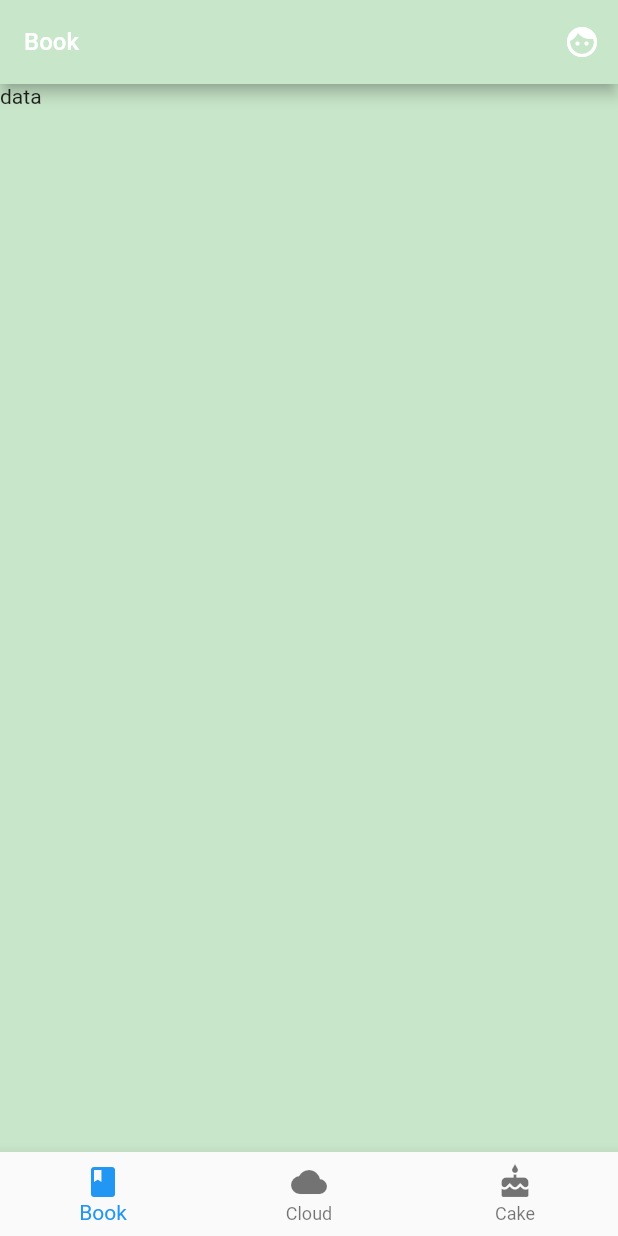
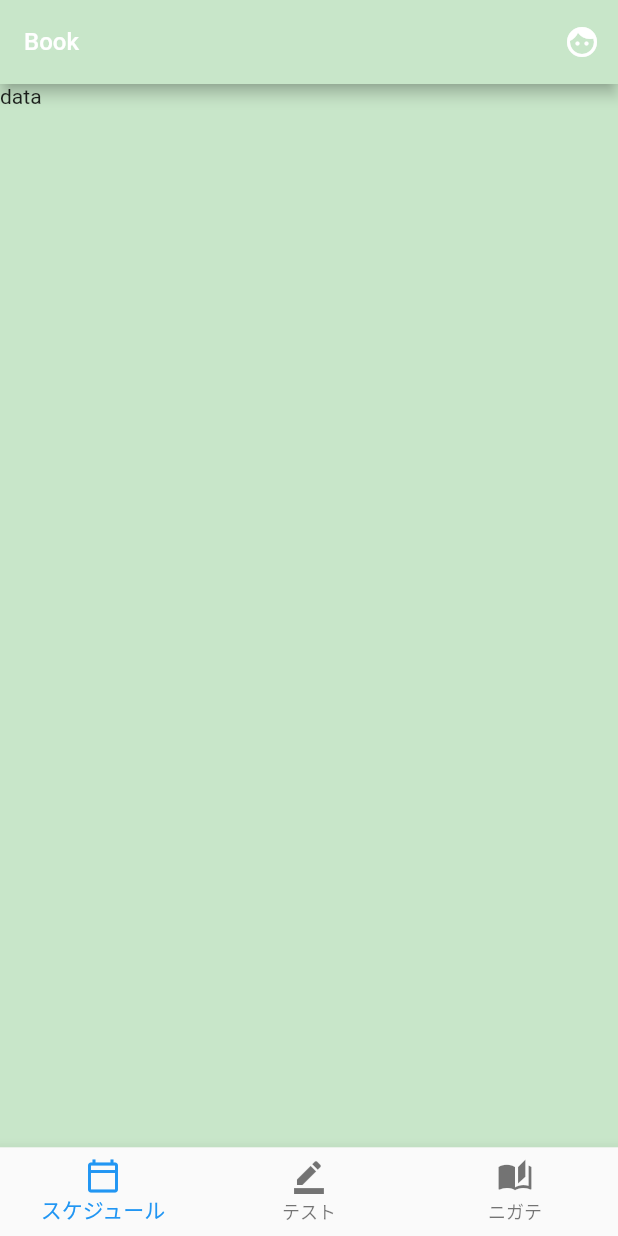
Before and after one commit to renpoto2/benesse1106team2, a Flutter app: the screen it shows after launch, on a phone screen of 412 x 824 dp. Run offline on Flutter 3.47's test engine with Material 2 defaults, Android fonts, the phone set to English and light mode, and no system bars; our stand-ins replace table_calendar.

Commit message:
ナビゲーションバーのアイコンの変更

```diff
--- a/lib/main.dart
+++ b/lib/main.dart
@@ -36,16 +36,16 @@ class _MyHomePageState extends State<MyHomePage> {
   List<BottomNavigationBarItem> myBottomNavBarItems() {
     return [
       BottomNavigationBarItem(
-        icon: Icon(Icons.book),
-        label: 'Book',
+        icon: Icon(Icons.calendar_today_outlined,),
+        label: 'スケジュール',
       ),
       BottomNavigationBarItem(
-        icon: Icon(Icons.cloud),
-        label: 'Cloud',
+        icon: Icon(Icons.border_color,),
+        label: 'テスト',
       ),
       BottomNavigationBarItem(
-        icon: Icon(Icons.cake),
-        label: 'Cake',
+        icon: Icon(Icons.auto_stories,),
+        label: 'ニガテ',
       ),
     ];
   }
```
